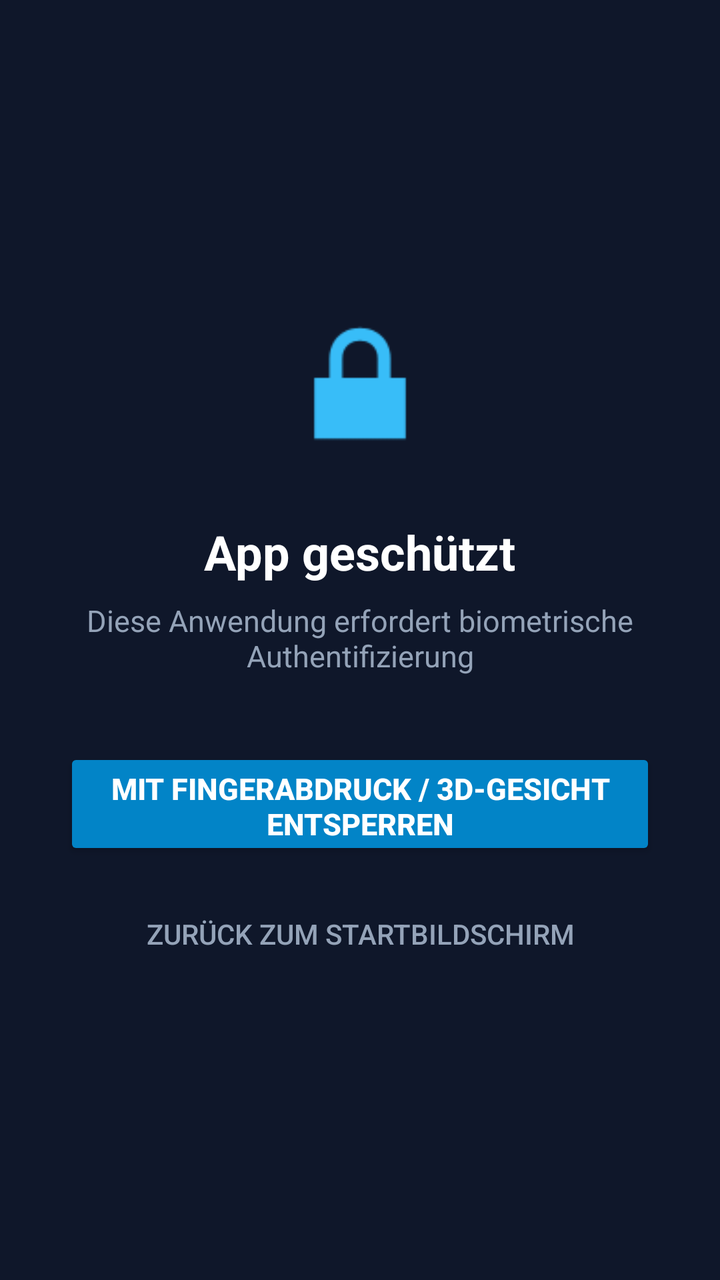
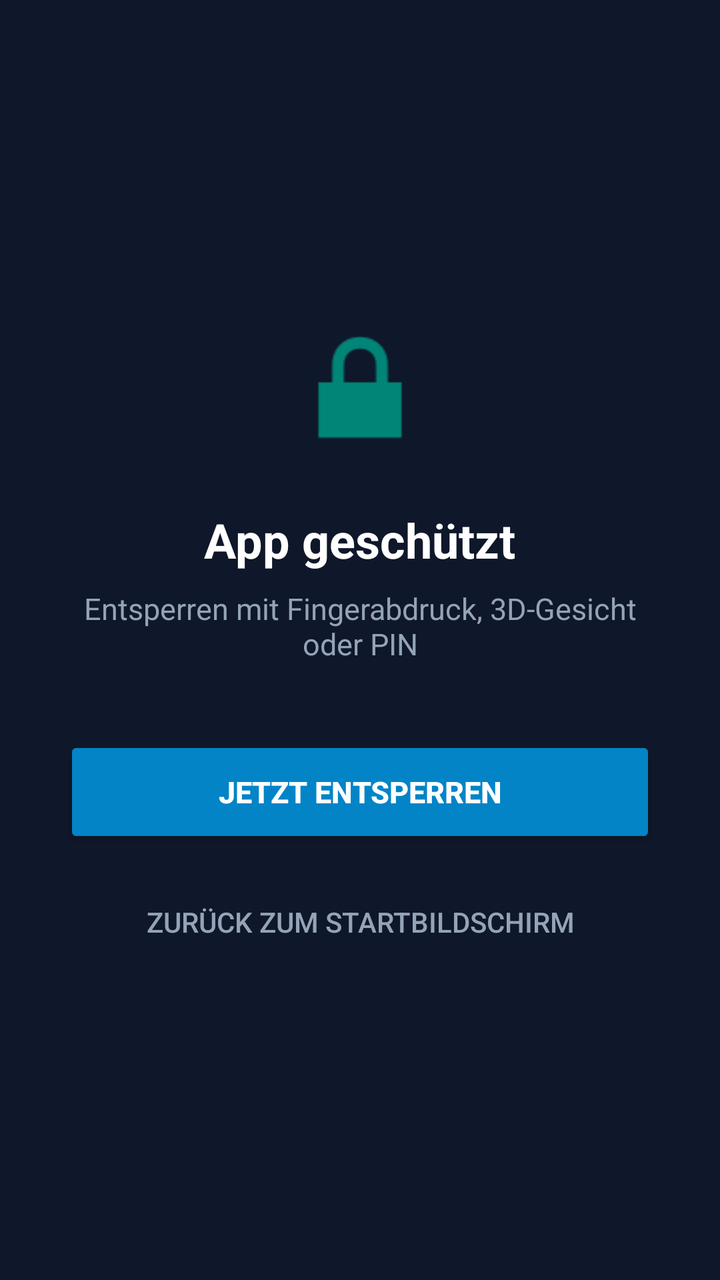

Two renders of the same Android screen: before a commit and after it. Below are the layout's source before the change and the commit's diff.
<!-- AndroidManifest.xml: application theme Theme.HonorAppLock -->
<!-- res/layout/layout_overlay_lock.xml -->
<?xml version="1.0" encoding="utf-8"?>
<LinearLayout xmlns:android="http://schemas.android.com/apk/res/android"
    android:layout_width="match_parent"
    android:layout_height="match_parent"
    android:background="#0F172A"
    android:gravity="center"
    android:orientation="vertical"
    android:padding="32dp">

    <ImageView
        android:id="@+id/img_lock_icon"
        android:layout_width="88dp"
        android:layout_height="88dp"
        android:layout_marginBottom="24dp"
        android:contentDescription="Sperrsymbol"
        android:src="@android:drawable/ic_lock_lock"
        android:tint="#38BDF8" />

    <TextView
        android:layout_width="wrap_content"
        android:layout_height="wrap_content"
        android:text="App geschützt"
        android:textColor="#FFFFFF"
        android:textSize="24sp"
        android:textStyle="bold" />

    <TextView
        android:layout_width="wrap_content"
        android:layout_height="wrap_content"
        android:layout_marginTop="8dp"
        android:text="Diese Anwendung erfordert biometrische Authentifizierung"
        android:textAlignment="center"
        android:textColor="#94A3B8"
        android:textSize="15sp" />

    <Button
        android:id="@+id/btn_unlock_biometric"
        android:layout_width="match_parent"
        android:layout_height="56dp"
        android:layout_marginTop="36dp"
        android:backgroundTint="#0284C7"
        android:text="Mit Fingerabdruck / 3D-Gesicht entsperren"
        android:textColor="#FFFFFF"
        android:textSize="15sp"
        android:textStyle="bold" />

    <Button
        android:id="@+id/btn_go_home"
        style="?android:attr/borderlessButtonStyle"
        android:layout_width="match_parent"
        android:layout_height="50dp"
        android:layout_marginTop="12dp"
        android:text="Zurück zum Startbildschirm"
        android:textColor="#94A3B8"
        android:textSize="14sp" />

</LinearLayout>
<!-- resources referenced by this layout -->
<resources>
  <style name="Theme.HonorAppLock" parent="android:Theme.Material.Light.NoActionBar">
          <item name="android:statusBarColor">#0F172A</item>
          <item name="android:navigationBarColor">#0F172A</item>
      </style>
</resources>

<!-- the commit's change to res/layout/layout_overlay_lock.xml (unified diff, before → after) -->
@@ -7,50 +7,56 @@
     android:orientation="vertical"
     android:padding="32dp">
 
+    
     <ImageView
-        android:id="@+id/img_lock_icon"
-        android:layout_width="88dp"
-        android:layout_height="88dp"
-        android:layout_marginBottom="24dp"
-        android:contentDescription="Sperrsymbol"
-        android:src="@android:drawable/ic_lock_lock"
-        android:tint="#38BDF8" />
+        android:id="@+id/img_target_app_icon"
+        android:layout_width="80dp"
+        android:layout_height="80dp"
+        android:layout_marginBottom="20dp"
+        android:contentDescription="@string/lock_screen_title"
+        android:src="@android:drawable/ic_lock_lock" />
 
+    
     <TextView
+        android:id="@+id/tv_target_app_name"
         android:layout_width="wrap_content"
         android:layout_height="wrap_content"
-        android:text="App geschützt"
+        android:text="@string/lock_screen_title"
         android:textColor="#FFFFFF"
         android:textSize="24sp"
         android:textStyle="bold" />
 
+    
     <TextView
+        android:id="@+id/tv_lock_subtitle"
         android:layout_width="wrap_content"
         android:layout_height="wrap_content"
         android:layout_marginTop="8dp"
-        android:text="Diese Anwendung erfordert biometrische Authentifizierung"
+        android:text="@string/lock_screen_subtitle"
         android:textAlignment="center"
         android:textColor="#94A3B8"
         android:textSize="15sp" />
 
+    
     <Button
         android:id="@+id/btn_unlock_biometric"
         android:layout_width="match_parent"
         android:layout_height="56dp"
         android:layout_marginTop="36dp"
         android:backgroundTint="#0284C7"
-        android:text="Mit Fingerabdruck / 3D-Gesicht entsperren"
+        android:text="@string/lock_screen_unlock_btn"
         android:textColor="#FFFFFF"
         android:textSize="15sp"
         android:textStyle="bold" />
 
+    
     <Button
         android:id="@+id/btn_go_home"
         style="?android:attr/borderlessButtonStyle"
         android:layout_width="match_parent"
         android:layout_height="50dp"
         android:layout_marginTop="12dp"
-        android:text="Zurück zum Startbildschirm"
+        android:text="@string/lock_screen_home_btn"
         android:textColor="#94A3B8"
         android:textSize="14sp" />
 
<!-- resource entries referenced after the edit -->
@@ -1,5 +1,9 @@
 <!-- resources referenced by this layout -->
 <resources>
+  <string name="lock_screen_home_btn">Zurück zum Startbildschirm</string>
+  <string name="lock_screen_subtitle">Entsperren mit Fingerabdruck, 3D-Gesicht oder PIN</string>
+  <string name="lock_screen_title">App geschützt</string>
+  <string name="lock_screen_unlock_btn">Jetzt entsperren</string>
   <style name="Theme.HonorAppLock" parent="android:Theme.Material.Light.NoActionBar">
           <item name="android:statusBarColor">#0F172A</item>
           <item name="android:navigationBarColor">#0F172A</item>
